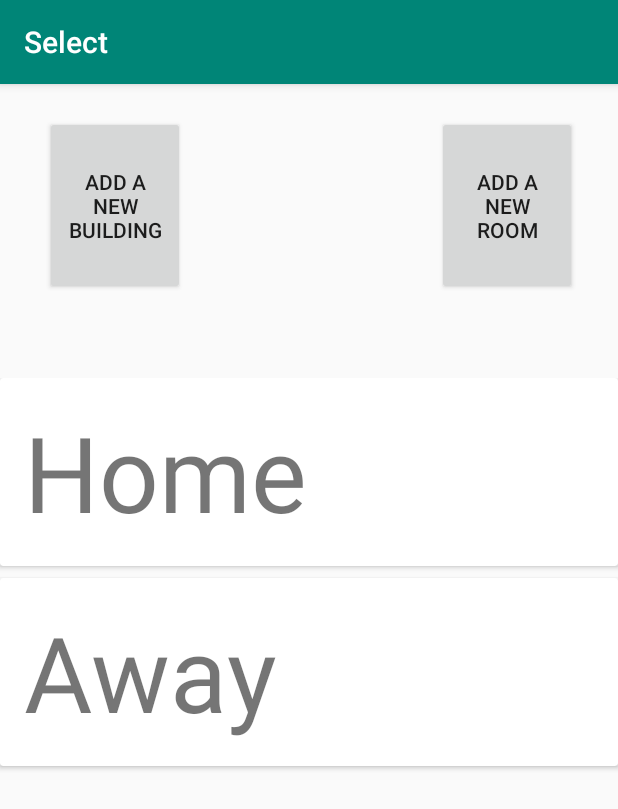
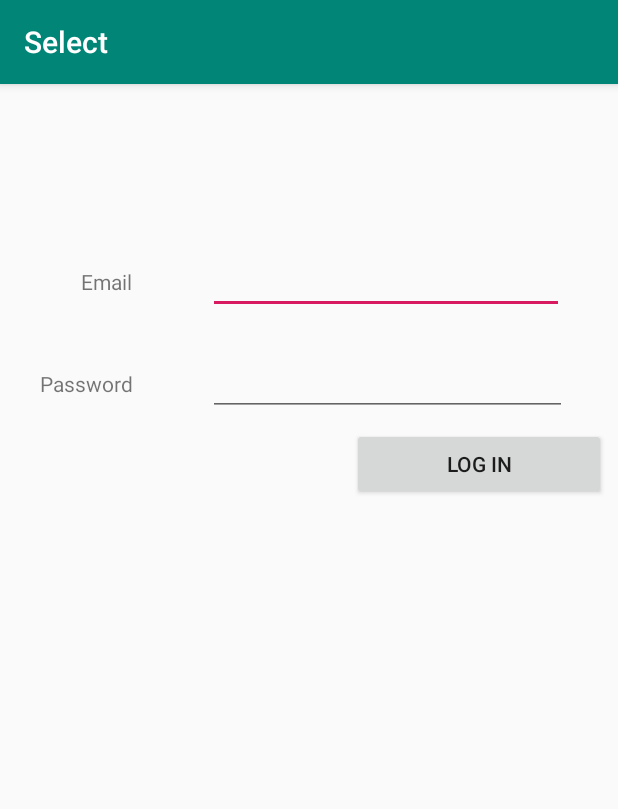
Before and after one commit to EmmaNiBhriain/Guidance_System, an Android app: the screen it shows after launch (BuildingActivity before the commit, Login after it), on a phone screen of 412 x 824 dp. Shown: the top 809 px of the screen. Run offline under Robolectric (Android 15) with nearby library versions, the phone set to English and light mode, and no system bars; 1 statement that could not run was skipped.

Commit message:
Basic login functionality added

```diff
--- a/GuidanceSystem/app/src/main/AndroidManifest.xml
+++ b/GuidanceSystem/app/src/main/AndroidManifest.xml
@@ -10,10 +10,10 @@
             android:roundIcon="@mipmap/ic_launcher_round"
             android:supportsRtl="true"
             android:theme="@style/AppTheme">
-
-        <activity android:name=".BuildingActivity"
-        android:label="Select"
-        android:launchMode="singleTop">
+        <activity
+                android:name=".activities.Login"
+                android:label="Select"
+                android:launchMode="singleTop">
             <intent-filter>
                 <action android:name="android.intent.action.MAIN"/>
 
@@ -21,19 +21,22 @@
             </intent-filter>
         </activity>
         <activity
+                android:name=".BuildingActivity"
+                android:label="Select"
+                android:launchMode="singleTop">
+        </activity>
+        <activity
                 android:name=".AddBuilding"
                 android:label="@string/title_activity_add_building"
                 android:theme="@style/AppTheme.NoActionBar">
-
             <meta-data
-                android:name="android.support.PARENT_ACTIVITY"
-                android:value=".BuildingActivity"/>
+                    android:name="android.support.PARENT_ACTIVITY"
+                    android:value=".BuildingActivity"/>
         </activity>
         <activity
                 android:name=".Room"
                 android:label="@string/title_activity_room"
                 android:theme="@style/AppTheme.NoActionBar">
-
             <meta-data
                     android:name="android.support.PARENT_ACTIVITY"
                     android:value=".BuildingActivity"/>
--- /dev/null
+++ b/GuidanceSystem/app/src/main/java/wit/org/guidancesystem/activities/Login.kt
@@ -0,0 +1,32 @@
+package wit.org.guidancesystem.activities
+
+import android.content.Intent
+import android.support.v7.app.AppCompatActivity
+import android.os.Bundle
+import android.view.View
+import kotlinx.android.synthetic.main.login.*
+import org.jetbrains.anko.AnkoLogger
+import org.jetbrains.anko.toast
+import wit.org.guidancesystem.AddBuilding
+import wit.org.guidancesystem.R
+
+class Login : AppCompatActivity(), AnkoLogger {
+
+    override fun onCreate(savedInstanceState: Bundle?) {
+        super.onCreate(savedInstanceState)
+        setContentView(R.layout.login)
+
+    }
+
+    fun logIn(view: View){
+        val email = email.text.toString()
+        val password = password.text.toString()
+        if (email == "" || password == "") {
+            toast("Please provide email + password")
+        }
+        else {
+            intent = Intent(this, AddBuilding::class.java)
+            startActivity(intent)
+        }
+    }
+}
--- /dev/null
+++ b/GuidanceSystem/app/src/main/res/layout/login.xml
@@ -0,0 +1,86 @@
+<?xml version="1.0" encoding="utf-8"?>
+<android.support.design.widget.CoordinatorLayout
+        xmlns:android="http://schemas.android.com/apk/res/android"
+        xmlns:app="http://schemas.android.com/apk/res-auto"
+        xmlns:tools="http://schemas.android.com/tools"
+        android:layout_width="match_parent"
+        android:layout_height="match_parent"
+        tools:context=".activities.Login">
+
+    <android.support.design.widget.AppBarLayout
+            android:layout_height="wrap_content"
+            android:layout_width="match_parent"
+            android:theme="@style/AppTheme.AppBarOverlay">
+
+    </android.support.design.widget.AppBarLayout>
+
+    <android.support.constraint.ConstraintLayout android:layout_width="match_parent"
+                                                 android:layout_height="match_parent">
+
+
+        <EditText
+                android:id="@+id/email"
+                android:layout_width="237dp"
+                android:layout_height="wrap_content"
+                android:layout_marginStart="8dp"
+                android:layout_marginTop="108dp"
+                android:layout_marginEnd="36dp"
+                android:ems="10"
+                android:inputType="textEmailAddress"
+                app:layout_constraintEnd_toEndOf="parent"
+                app:layout_constraintHorizontal_bias="1.0"
+                app:layout_constraintStart_toEndOf="@+id/textView"
+                app:layout_constraintTop_toTopOf="parent" />
+
+        <TextView
+                android:id="@+id/textView"
+                android:layout_width="72dp"
+                android:layout_height="23dp"
+                android:layout_marginStart="16dp"
+                android:text="@string/email"
+                android:textAlignment="textEnd"
+                app:layout_constraintBaseline_toBaselineOf="@+id/email"
+                app:layout_constraintStart_toStartOf="parent" />
+
+        <EditText
+                android:id="@+id/password"
+                android:layout_width="239dp"
+                android:layout_height="wrap_content"
+                android:layout_marginTop="8dp"
+                android:ems="10"
+                android:inputType="textPassword"
+                app:layout_constraintBottom_toBottomOf="parent"
+                app:layout_constraintEnd_toEndOf="@+id/email"
+                app:layout_constraintHorizontal_bias="0.0"
+                app:layout_constraintStart_toStartOf="@+id/email"
+                app:layout_constraintTop_toBottomOf="@+id/email"
+                app:layout_constraintVertical_bias="0.026" />
+
+        <TextView
+                android:id="@+id/textView2"
+                android:layout_width="70dp"
+                android:layout_height="29dp"
+                android:text="@string/password"
+                android:textAlignment="textEnd"
+                app:layout_constraintBaseline_toBaselineOf="@+id/password"
+                app:layout_constraintEnd_toEndOf="@+id/textView"
+                app:layout_constraintHorizontal_bias="1.0"
+                app:layout_constraintStart_toStartOf="@+id/textView" />
+
+
+        <Button
+                android:id="@+id/logIn"
+                android:layout_width="169dp"
+                android:layout_height="wrap_content"
+                android:layout_marginStart="8dp"
+                android:layout_marginTop="8dp"
+                android:layout_marginEnd="8dp"
+                android:text="@string/log_in"
+                app:layout_constraintEnd_toEndOf="parent"
+                app:layout_constraintHorizontal_bias="1.0"
+                app:layout_constraintStart_toEndOf="@+id/textView2"
+                app:layout_constraintTop_toBottomOf="@+id/password"
+                app:layout_constraintVertical_bias="1.0" android:onClick="logIn"/>
+    </android.support.constraint.ConstraintLayout>
+
+</android.support.design.widget.CoordinatorLayout>
--- a/GuidanceSystem/app/src/main/res/values/strings.xml
+++ b/GuidanceSystem/app/src/main/res/values/strings.xml
@@ -7,4 +7,7 @@
     <string name="building_name">Building Name</string>
     <string name="add_new_building">Add New Building</string>
     <string name="add_rooms">Add Rooms</string>
+    <string name="log_in">Log In</string>
+    <string name="password">Password</string>
+    <string name="email">Email</string>
 </resources>
```
